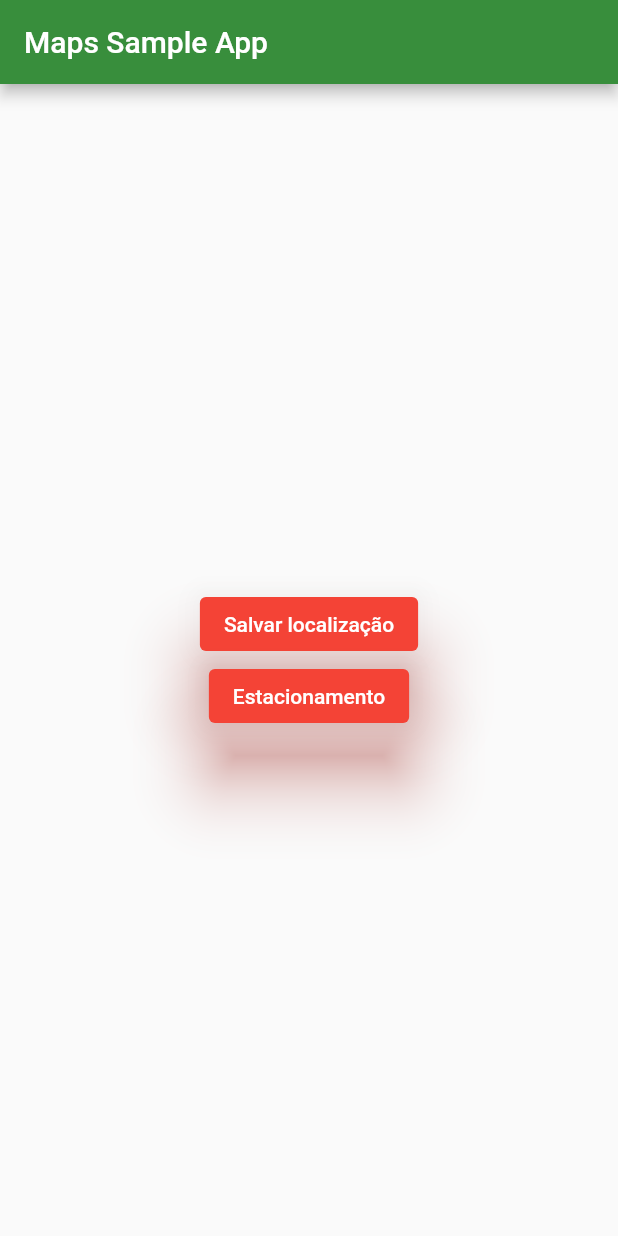
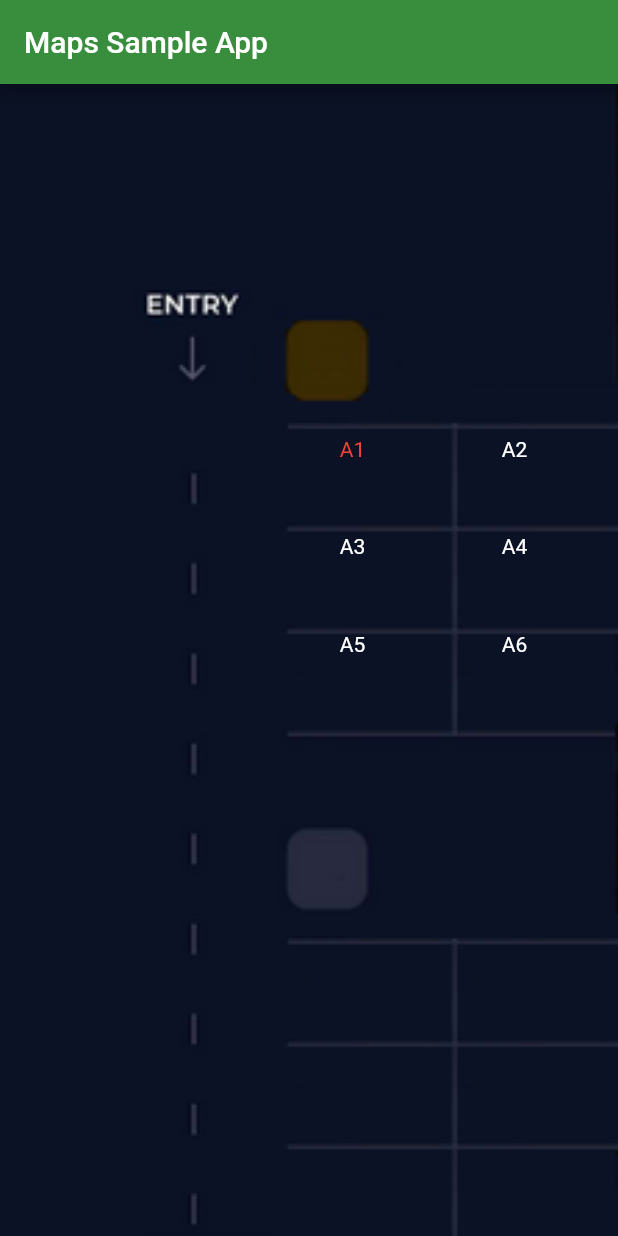
Before and after one commit to lfLersch/Wheres-My-Car, a Flutter app: the screen it shows after launch, after a tap on "Estacionamento", on a phone screen of 412 x 824 dp. Run offline on Flutter 3.47's test engine with Material 2 defaults, Android fonts, the phone set to English and light mode, and no system bars; our stand-ins replace google_maps_flutter.

Commit message:
feat: parking logic and layout

```diff
--- /dev/null
+++ b/google_maps_in_flutter/lib/Pages/ParkingPage.dart
@@ -0,0 +1,172 @@
+import 'package:flutter/cupertino.dart';
+import 'package:flutter/material.dart';
+import 'package:google_maps_flutter/google_maps_flutter.dart';
+
+
+class ParkingPage extends StatefulWidget {
+  var parkingMap = Map();
+  ParkingPage(this.parkingMap);
+  @override
+  ParkingState createState() => ParkingState();
+}
+
+class ParkingState extends State<ParkingPage> {
+
+  void initState() {
+    super.initState();
+  }
+
+  @override
+  Widget build(BuildContext context) {
+    return MaterialApp(
+      home: Scaffold(
+        appBar: AppBar(
+          title: Text('Maps Sample App'),
+          backgroundColor: Colors.green[700],
+        ),
+        body: Container(
+          decoration: BoxDecoration(
+            image: DecorationImage(
+              image: AssetImage('imagens/parkinglayout.png'),
+              fit: BoxFit.cover,
+            ),
+          ),
+          child: Stack(
+            children: [
+              Positioned(
+                left: 185,
+                top: 215,
+                  child: new GestureDetector(
+                      onTap: (){
+                        setState(() {
+                          widget.parkingMap['A1'] = !widget.parkingMap['A1'];
+                        });
+                      },
+                child: new Container(
+                  width: 100.0,
+                  height: 57.0,
+                  child: Center(
+                    child: (widget.parkingMap['A1'])
+                    ? new Text('A1',
+                      textAlign: TextAlign.center,
+                      style: TextStyle(
+                        color: Colors.white,
+                    ),)
+                    :new Text('A1',
+                      textAlign: TextAlign.center,
+                      style: TextStyle(
+                        color: Colors.red,
+                      ),)
+                  ),
+                )
+              ),
+              ),
+
+              Positioned(
+                  left: 293,
+                  top: 215,
+                child: new GestureDetector(
+                    onTap: (){
+                      setState(() {
+                        widget.parkingMap['A2'] = !widget.parkingMap['A2'];
+                        print(widget.parkingMap['A2']);
+                      });
+                    },
+                  child: new Container(
+                    width: 100.0,
+                    height: 57.0,
+                    child: Center( child:
+                    new Text('A2',
+                      textAlign: TextAlign.center,
+                      style: TextStyle(
+                        color: Colors.white,
+                      ),),),
+                  )
+              ),
+              ),
+              Positioned(
+                  left: 185,
+                  top: 280,
+                child: new GestureDetector(
+                    onTap: (){
+                      print("Container clicked");
+                    },
+                  child: new Container(
+                    width: 100.0,
+                    height: 57.0,
+                    child: Center( child:
+                    new Text('A3',
+                      textAlign: TextAlign.center,
+                      style: TextStyle(
+                        color: Colors.white,
+                      ),),),
+                  )
+              ),
+              ),
+              Positioned(
+                  left: 293,
+                  top: 280,
+                child: new GestureDetector(
+                    onTap: (){
+                      print("Container clicked");
+                    },
+                  child: new Container(
+                    width: 100.0,
+                    height: 57.0,
+                    child: Center( child:
+                    new Text('A4',
+                      textAlign: TextAlign.center,
+                      style: TextStyle(
+                        color: Colors.white,
+                      ),),),
+                  )
+              ),
+              ),
+              Positioned(
+                  left: 185,
+                  top: 345,
+                child: new GestureDetector(
+                    onTap: (){
+                      print("Container clicked");
+                    },
+                  child: new Container(
+                    width: 100.0,
+                    height: 57.0,
+                    child: Center( child:
+                    new Text('A5',
+                      textAlign: TextAlign.center,
+                      style: TextStyle(
+                        color: Colors.white,
+                      ),),),
+
+                  )
+              ),
+              ),
+              Positioned(
+                  left: 293,
+                  top: 345,
+                child: new GestureDetector(
+                    onTap: (){
+                      print("Container clicked");
+                    },
+                  child: new Container(
+                    width: 100.0,
+                    height: 57.0,
+                    child: Center( child:
+                      new Text('A6',
+                        textAlign: TextAlign.center,
+                        style: TextStyle(
+                          color: Colors.white,
+                      ),),),
+                  )
+              ),
+              )
+            ],
+          )
+
+        ),
+
+      ),
+    );
+  }
+}
--- a/google_maps_in_flutter/lib/main.dart
+++ b/google_maps_in_flutter/lib/main.dart
@@ -1,6 +1,7 @@
 import 'package:flutter/material.dart';
 import 'package:google_maps_flutter/google_maps_flutter.dart';
 import 'package:google_maps_in_flutter/Pages/MapsPage.dart';
+import 'package:google_maps_in_flutter/Pages/ParkingPage.dart';
 
 void main() {
   runApp(MaterialApp(
@@ -58,7 +59,10 @@ class _MyAppState extends State<MyApp> {
                   shadowColor: Colors.red,
                 ),
                 child: Text('Estacionamento'),
-                onPressed: () {},
+                onPressed: () {
+                  Map<String, bool> parkingMap = {'A1': false, 'A2': false, 'A3': false, 'A4': false, 'A5': false, 'A6': false,};
+                  Navigator.push(context, MaterialPageRoute(builder: (BuildContext context) => ParkingPage(parkingMap)));
+                },
               ),
             ],
           ),
--- a/google_maps_in_flutter/pubspec.yaml
+++ b/google_maps_in_flutter/pubspec.yaml
@@ -18,3 +18,5 @@ dev_dependencies:
 
 flutter:
   uses-material-design: true
+  assets:
+    - imagens/parkinglayout.png
```
Also changed, not shown: google_maps_in_flutter/imagens/parkinglayout.png (added).
